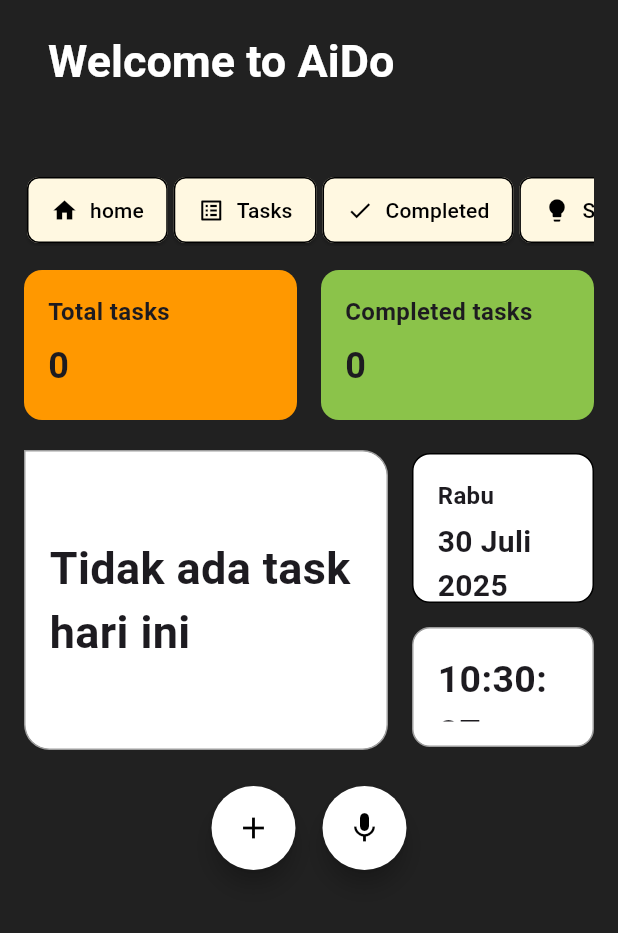
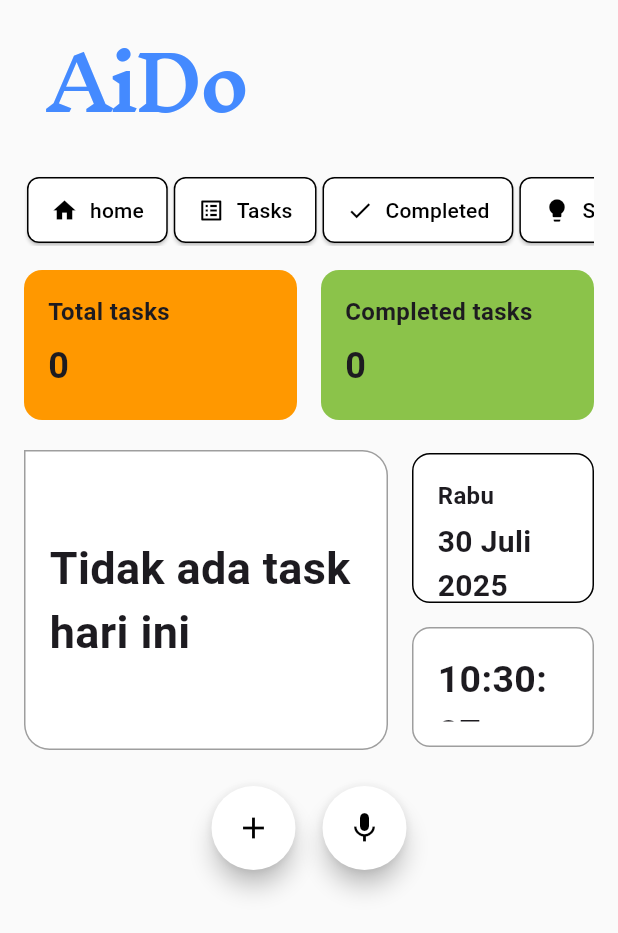
Before and after one commit to Maulanaputra07/AiDo, a Flutter app: the screen it shows after launch, on a phone screen of 412 x 824 dp. Shown: the top 933 px of the screen. Run offline on Flutter 3.47's test engine with Material 3 defaults, Android fonts, the phone set to English and light mode, and no system bars; our stand-ins replace cloud_firestore, firebase_core, flutter_riverpod; accounts and stored records are empty.

Commit message:
sdk & ndk

```diff
--- a/lib/main.dart
+++ b/lib/main.dart
@@ -27,7 +27,7 @@
     return MaterialApp(
       debugShowCheckedModeBanner: false,
       theme: ThemeData(
-        scaffoldBackgroundColor: Colors.grey[900]
+        scaffoldBackgroundColor: Color(0xFFFAFAFA)
       ),
       home: const HomePage(),
       routes: {
--- a/lib/pages/home.dart
+++ b/lib/pages/home.dart
@@ -11,7 +11,7 @@
   // This widget is the root of your application.
   @override
   Widget build(BuildContext context, WidgetRef ref) {
-    return MyHomePage(title: "Welcome to AiDo");
+    return MyHomePage(title: "AiDo");
   }
 }
 
@@ -45,19 +45,21 @@
 
     return Scaffold(
       appBar: AppBar(
-        backgroundColor: Colors.grey[900],
+        backgroundColor: Color(0xFFFAFAFA),
         toolbarHeight: 100,
         title: Container(
           margin: EdgeInsets.only(left: 16.0, top: 7.0),
           child: SizedBox(
-            width: 300,
+            width: 800,
             height: 60,
             child: Text(
               widget.title,
               style: TextStyle(
-                color: Colors.white,
-                fontSize: 30,
+                fontFamily: 'Inknut',
+                color: Colors.blueAccent,
+                fontSize: 50,
                 height: 1.2,
+                letterSpacing: -2.5,
                 fontWeight: FontWeight.bold
               ),
             ),
@@ -384,7 +386,7 @@
       ),
       style: OutlinedButton.styleFrom(
         side: BorderSide(color: Colors.black),
-        backgroundColor: Colors.amber[50],
+        backgroundColor: Colors.white,
         shape: RoundedRectangleBorder(
           borderRadius: BorderRadius.circular(8.0)
         ),
```
Also changed, not shown: pubspec.yaml (+10 -0 lines), assets/fonts/GeovaTrial-Bold.ttf (added), assets/fonts/Helvetica-Bold.ttf (added), assets/fonts/InknutAntiqua-SemiBold.ttf (added), 1 other file.
